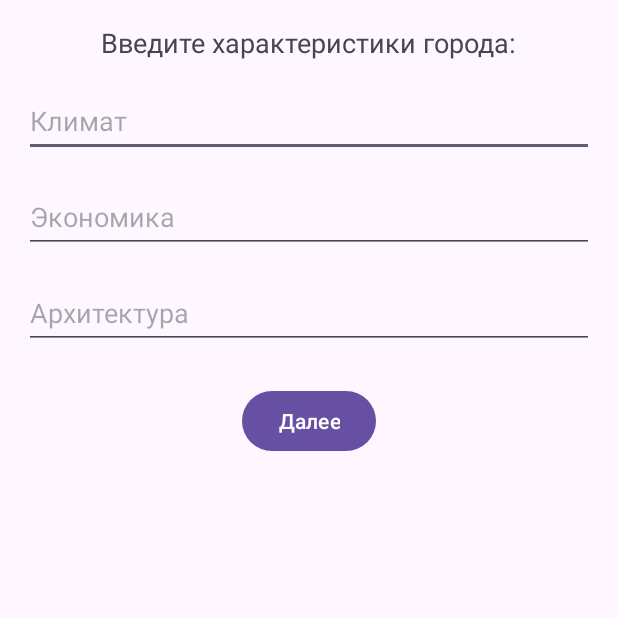
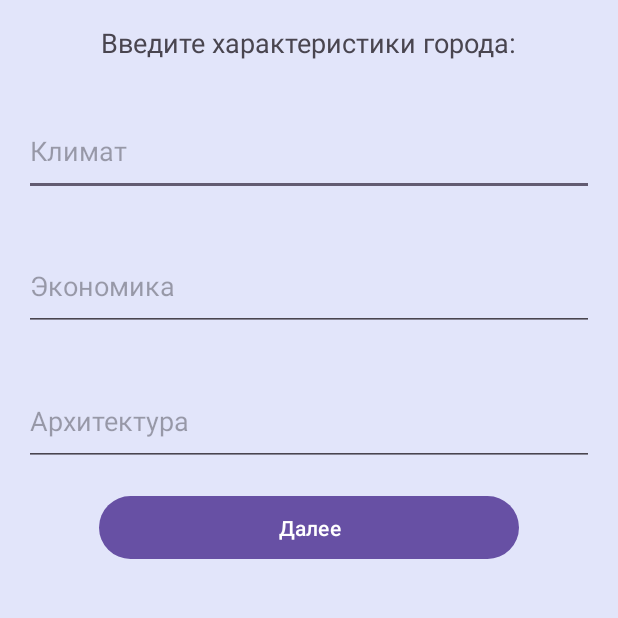
Before and after one commit to Denchiik1/TokWays_september_30, an Android app: the InputActivity screen opened directly, with no data from a screen before it, on a phone screen of 412 x 824 dp, the top half of it. Run offline under Robolectric (Android 15) with nearby library versions, the phone set to English and light mode, and no system bars.

Commit message:
Финальная версия

```diff
--- a/app/src/main/java/com/example/tokways_september_30/MainActivity.java
+++ b/app/src/main/java/com/example/tokways_september_30/MainActivity.java
@@ -17,7 +17,6 @@ public class MainActivity extends AppCompatActivity {
         buttonStart.setOnClickListener(new View.OnClickListener() {
             @Override
             public void onClick(View v) {
-                // Запуск InputActivity при нажатии кнопки "Начать"
                 Intent intent = new Intent(MainActivity.this, InputActivity.class);
                 startActivity(intent);
             }
--- a/app/src/main/res/layout/activity_input.xml
+++ b/app/src/main/res/layout/activity_input.xml
@@ -4,6 +4,7 @@
     xmlns:tools="http://schemas.android.com/tools"
     android:layout_width="match_parent"
     android:layout_height="match_parent"
+    android:background="#E2E5FA"
     android:padding="16dp"
     tools:context=".InputActivity">
 
@@ -11,41 +12,43 @@
         android:id="@+id/textViewPrompt"
         android:layout_width="wrap_content"
         android:layout_height="wrap_content"
+        android:layout_centerHorizontal="true"
         android:text="Введите характеристики города:"
-        android:textSize="18sp"
-        android:layout_centerHorizontal="true"/>
+        android:textSize="18sp" />
 
     <EditText
         android:id="@+id/editTextClimate"
         android:layout_width="match_parent"
-        android:layout_height="48dp"
-        android:hint="Климат"
+        android:layout_height="60dp"
         android:layout_below="@id/textViewPrompt"
-        android:layout_marginTop="16dp"/>
+        android:layout_marginTop="30dp"
+        android:hint="Климат" />
 
     <EditText
         android:id="@+id/editTextEconomy"
         android:layout_width="match_parent"
-        android:layout_height="48dp"
-        android:hint="Экономика"
+        android:layout_height="60dp"
         android:layout_below="@id/editTextClimate"
-        android:layout_marginTop="16dp"/>
+        android:layout_marginTop="30dp"
+        android:hint="Экономика" />
 
     <EditText
         android:id="@+id/editTextArchitecture"
         android:layout_width="match_parent"
-        android:layout_height="48dp"
-        android:hint="Архитектура"
+        android:layout_height="60dp"
         android:layout_below="@id/editTextEconomy"
-        android:layout_marginTop="16dp"/>
+        android:layout_marginTop="30dp"
+        android:hint="Архитектура" />
 
     <Button
         android:id="@+id/buttonNext"
-        android:layout_width="wrap_content"
-        android:layout_height="wrap_content"
-        android:text="Далее"
+        android:layout_width="match_parent"
+        android:layout_height="50dp"
         android:layout_below="@id/editTextArchitecture"
         android:layout_centerHorizontal="true"
-        android:layout_marginTop="24dp"/>
+        android:layout_marginStart="50dp"
+        android:layout_marginTop="16dp"
+        android:layout_marginEnd="50dp"
+        android:text="Далее" />
 
 </RelativeLayout>
```
Also changed, not shown: app/src/main/res/layout/activity_main.xml (+10 -7 lines), app/src/main/res/layout/activity_result.xml (+19 -14 lines).
